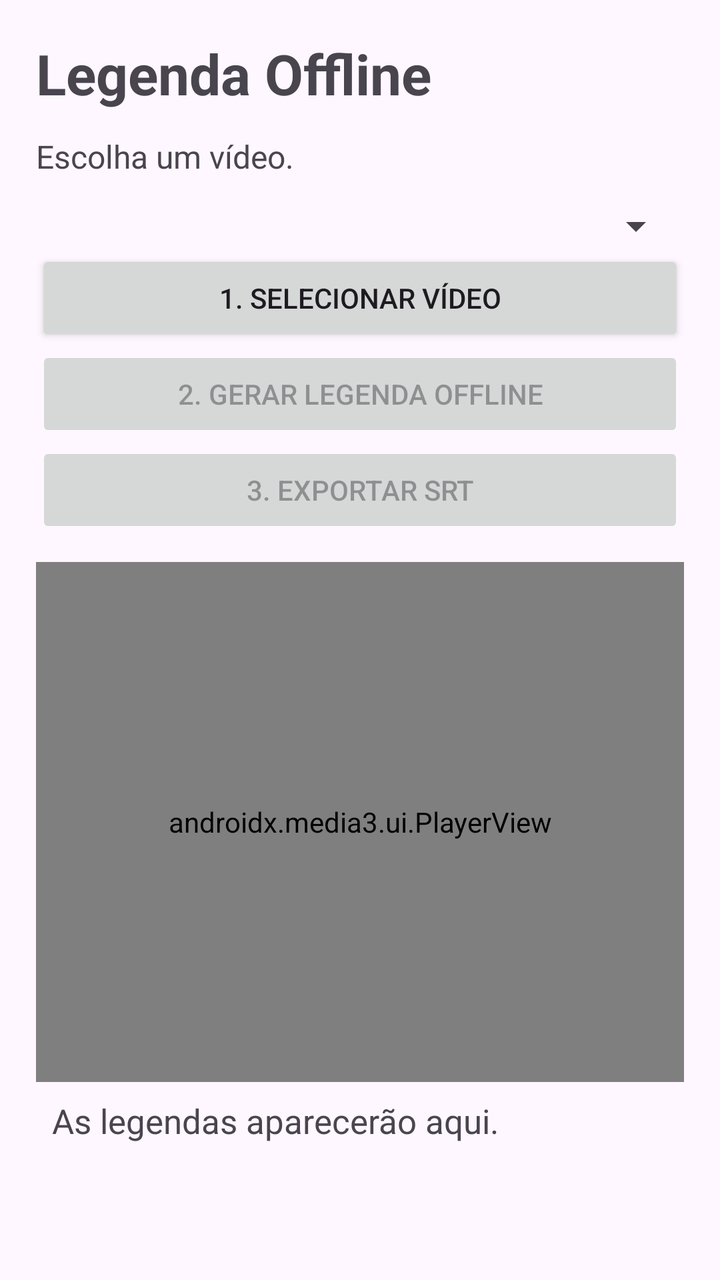
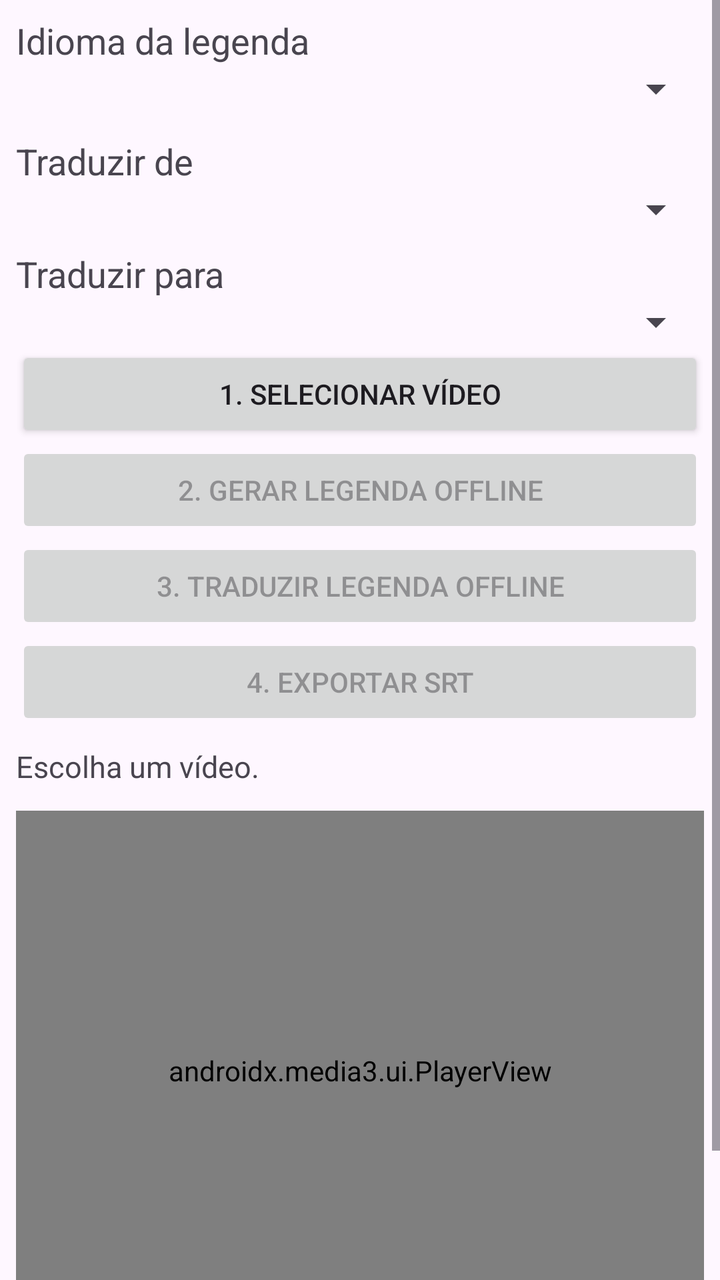

An Android layout rendered at two revisions. The XML below is the earlier revision; the diff shows what the commit changed to produce the second picture.
<!-- AndroidManifest.xml: application theme Theme.LegendaOffline -->
<!-- res/layout/activity_main.xml -->
<?xml version="1.0" encoding="utf-8"?>
<ScrollView xmlns:android="http://schemas.android.com/apk/res/android"
    android:layout_width="match_parent" android:layout_height="match_parent">
<LinearLayout
    android:layout_width="match_parent" android:layout_height="wrap_content"
    android:orientation="vertical" android:padding="18dp">
    <TextView android:layout_width="match_parent" android:layout_height="wrap_content"
        android:text="Legenda Offline" android:textSize="28sp" android:textStyle="bold"/>
    <TextView android:id="@+id/status" android:layout_width="match_parent" android:layout_height="wrap_content"
        android:text="Escolha um vídeo." android:textSize="16sp" android:paddingVertical="12dp"/>
    <Spinner android:id="@+id/languageSpinner" android:layout_width="match_parent" android:layout_height="wrap_content"/>
    <Button android:id="@+id/selectButton" android:layout_width="match_parent" android:layout_height="wrap_content"
        android:text="1. Selecionar vídeo"/>
    <Button android:id="@+id/generateButton" android:layout_width="match_parent" android:layout_height="wrap_content"
        android:text="2. Gerar legenda offline" android:enabled="false"/>
    <Button android:id="@+id/exportButton" android:layout_width="match_parent" android:layout_height="wrap_content"
        android:text="3. Exportar SRT" android:enabled="false"/>
    <androidx.media3.ui.PlayerView android:id="@+id/playerView"
        android:layout_width="match_parent" android:layout_height="260dp" android:layout_marginTop="12dp"/>
    <TextView android:id="@+id/subtitles" android:layout_width="match_parent" android:layout_height="wrap_content"
        android:text="As legendas aparecerão aqui." android:textSize="17sp" android:padding="8dp"/>
</LinearLayout>
</ScrollView>
<!-- resources referenced by this layout -->
<resources>
  <style name="Theme.LegendaOffline" parent="Theme.Material3.DayNight.NoActionBar" />
</resources>

<!-- the commit's change to res/layout/activity_main.xml (unified diff, before → after) -->
@@ -1,23 +1,98 @@
 <?xml version="1.0" encoding="utf-8"?>
 <ScrollView xmlns:android="http://schemas.android.com/apk/res/android"
-    android:layout_width="match_parent" android:layout_height="match_parent">
-<LinearLayout
-    android:layout_width="match_parent" android:layout_height="wrap_content"
-    android:orientation="vertical" android:padding="18dp">
-    <TextView android:layout_width="match_parent" android:layout_height="wrap_content"
-        android:text="Legenda Offline" android:textSize="28sp" android:textStyle="bold"/>
-    <TextView android:id="@+id/status" android:layout_width="match_parent" android:layout_height="wrap_content"
-        android:text="Escolha um vídeo." android:textSize="16sp" android:paddingVertical="12dp"/>
-    <Spinner android:id="@+id/languageSpinner" android:layout_width="match_parent" android:layout_height="wrap_content"/>
-    <Button android:id="@+id/selectButton" android:layout_width="match_parent" android:layout_height="wrap_content"
-        android:text="1. Selecionar vídeo"/>
-    <Button android:id="@+id/generateButton" android:layout_width="match_parent" android:layout_height="wrap_content"
-        android:text="2. Gerar legenda offline" android:enabled="false"/>
-    <Button android:id="@+id/exportButton" android:layout_width="match_parent" android:layout_height="wrap_content"
-        android:text="3. Exportar SRT" android:enabled="false"/>
-    <androidx.media3.ui.PlayerView android:id="@+id/playerView"
-        android:layout_width="match_parent" android:layout_height="260dp" android:layout_marginTop="12dp"/>
-    <TextView android:id="@+id/subtitles" android:layout_width="match_parent" android:layout_height="wrap_content"
-        android:text="As legendas aparecerão aqui." android:textSize="17sp" android:padding="8dp"/>
-</LinearLayout>
+    android:layout_width="match_parent"
+    android:layout_height="match_parent">
+
+    <LinearLayout
+        android:layout_width="match_parent"
+        android:layout_height="wrap_content"
+        android:orientation="vertical"
+        android:padding="8dp">
+
+        <TextView
+            android:layout_width="match_parent"
+            android:layout_height="wrap_content"
+            android:text="Idioma da legenda"
+            android:textSize="18sp" />
+
+        <Spinner
+            android:id="@+id/languageSpinner"
+            android:layout_width="match_parent"
+            android:layout_height="wrap_content" />
+
+        <TextView
+            android:layout_width="match_parent"
+            android:layout_height="wrap_content"
+            android:text="Traduzir de"
+            android:textSize="18sp"
+            android:layout_marginTop="12dp" />
+
+        <Spinner
+            android:id="@+id/sourceLanguageSpinner"
+            android:layout_width="match_parent"
+            android:layout_height="wrap_content" />
+
+        <TextView
+            android:layout_width="match_parent"
+            android:layout_height="wrap_content"
+            android:text="Traduzir para"
+            android:textSize="18sp"
+            android:layout_marginTop="8dp" />
+
+        <Spinner
+            android:id="@+id/targetLanguageSpinner"
+            android:layout_width="match_parent"
+            android:layout_height="wrap_content" />
+
+        <Button
+            android:id="@+id/selectButton"
+            android:layout_width="match_parent"
+            android:layout_height="wrap_content"
+            android:text="1. Selecionar vídeo" />
+
+        <Button
+            android:id="@+id/generateButton"
+            android:layout_width="match_parent"
+            android:layout_height="wrap_content"
+            android:text="2. Gerar legenda offline"
+            android:enabled="false" />
+
+        <Button
+            android:id="@+id/translateButton"
+            android:layout_width="match_parent"
+            android:layout_height="wrap_content"
+            android:text="3. Traduzir legenda offline"
+            android:enabled="false" />
+
+        <Button
+            android:id="@+id/exportButton"
+            android:layout_width="match_parent"
+            android:layout_height="wrap_content"
+            android:text="4. Exportar SRT"
+            android:enabled="false" />
+
+        <TextView
+            android:id="@+id/status"
+            android:layout_width="match_parent"
+            android:layout_height="wrap_content"
+            android:text="Escolha um vídeo."
+            android:textSize="15sp"
+            android:layout_marginTop="8dp" />
+
+        <androidx.media3.ui.PlayerView
+            android:id="@+id/playerView"
+            android:layout_width="match_parent"
+            android:layout_height="260dp"
+            android:layout_marginTop="12dp" />
+
+        <TextView
+            android:id="@+id/subtitles"
+            android:layout_width="match_parent"
+            android:layout_height="wrap_content"
+            android:text="As legendas aparecerão aqui."
+            android:textSize="17sp"
+            android:padding="8dp" />
+
+    </LinearLayout>
+
 </ScrollView>
